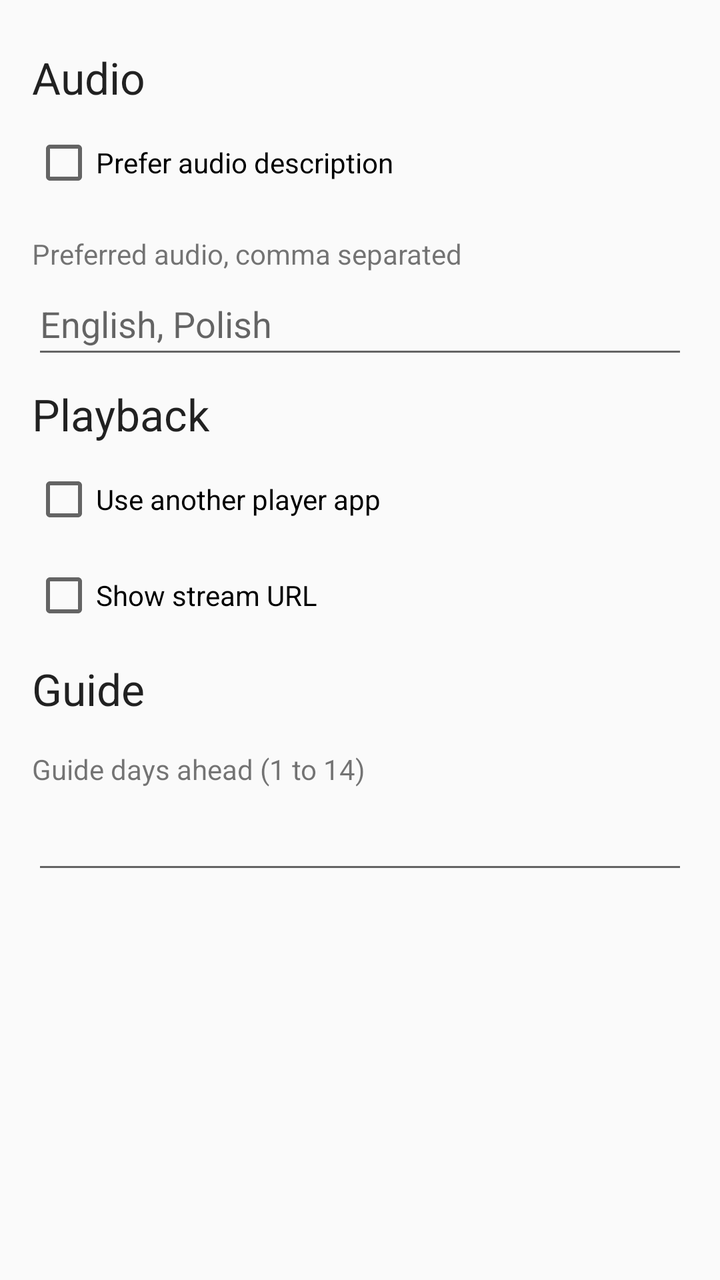
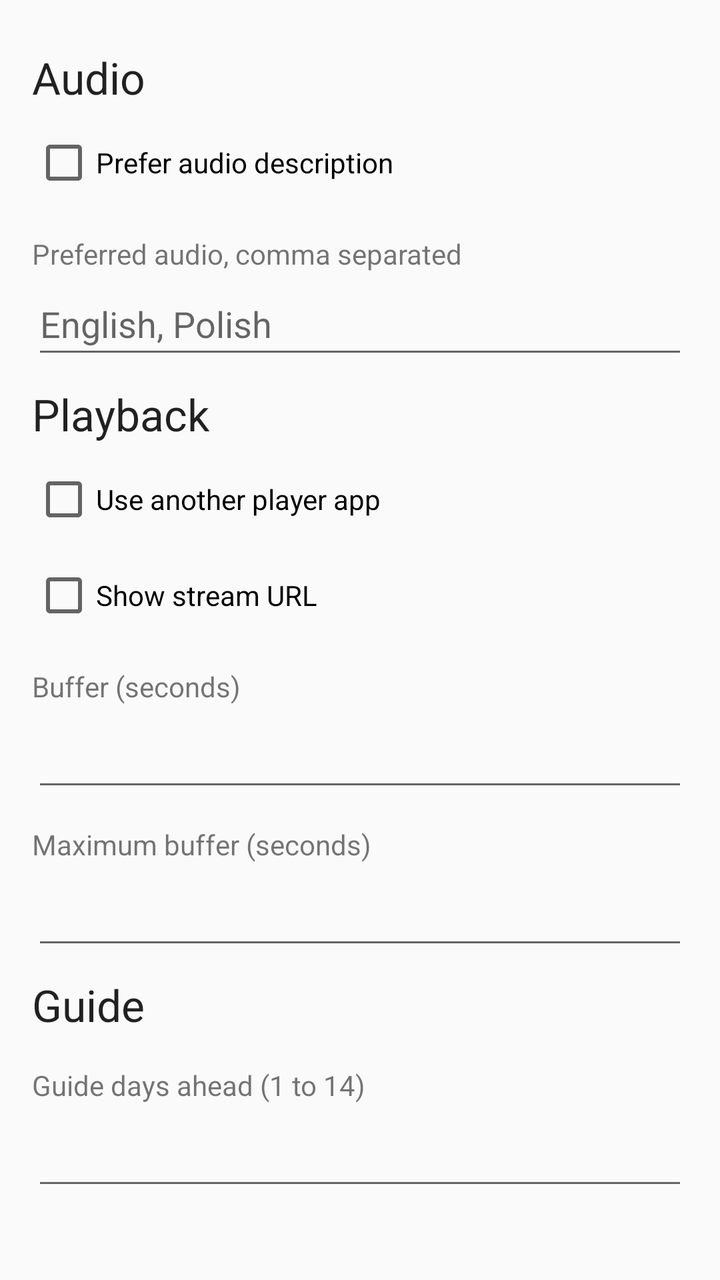

Two renders of the same Android screen: before a commit and after it. Below are the layout's source before the change and the commit's diff.
<!-- AndroidManifest.xml: application theme AppTheme -->
<!-- res/layout/activity_settings.xml -->
<?xml version="1.0" encoding="utf-8"?>
<ScrollView xmlns:android="http://schemas.android.com/apk/res/android"
	android:layout_width="match_parent"
	android:layout_height="match_parent">

	<LinearLayout
		android:layout_width="match_parent"
		android:layout_height="wrap_content"
		android:orientation="vertical"
		android:padding="16dp">

		<TextView android:id="@+id/hAudio" style="@style/Heading" android:text="@string/audio_heading" />

		<CheckBox
			android:id="@+id/preferAd"
			android:layout_width="match_parent"
			android:layout_height="wrap_content"
			android:minHeight="48dp"
			android:text="@string/prefer_ad" />

		<TextView style="@style/FieldLabel" android:labelFor="@+id/keywords" android:text="@string/preferred_tracks" />
		<EditText android:id="@+id/keywords" style="@style/Field" android:hint="@string/preferred_tracks_hint" android:inputType="text" />

		<TextView android:id="@+id/hPlayback" style="@style/Heading" android:text="@string/playback_heading" />

		<CheckBox
			android:id="@+id/external"
			android:layout_width="match_parent"
			android:layout_height="wrap_content"
			android:minHeight="48dp"
			android:text="@string/use_external_player" />

		<CheckBox
			android:id="@+id/showUrl"
			android:layout_width="match_parent"
			android:layout_height="wrap_content"
			android:minHeight="48dp"
			android:text="@string/show_stream_url" />

		<TextView android:id="@+id/hGuide" style="@style/Heading" android:text="@string/guide_heading" />

		<TextView style="@style/FieldLabel" android:labelFor="@+id/days" android:text="@string/guide_days" />
		<EditText android:id="@+id/days" style="@style/Field" android:inputType="number" />
	</LinearLayout>
</ScrollView>
<!-- resources referenced by this layout -->
<resources>
  <string name="audio_heading">Audio</string>
  <string name="guide_days">Guide days ahead (1 to 14)</string>
  <string name="guide_heading">Guide</string>
  <string name="playback_heading">Playback</string>
  <string name="prefer_ad">Prefer audio description</string>
  <string name="preferred_tracks">Preferred audio, comma separated</string>
  <string name="preferred_tracks_hint">English, Polish</string>
  <string name="show_stream_url">Show stream URL</string>
  <string name="use_external_player">Use another player app</string>
  <style name="Field">
  		<item name="android:layout_width">match_parent</item>
  		<item name="android:layout_height">wrap_content</item>
  		<item name="android:minHeight">48dp</item>
  		<item name="android:importantForAutofill">no</item>
  	</style>
  <style name="FieldLabel">
  		<item name="android:layout_width">match_parent</item>
  		<item name="android:layout_height">wrap_content</item>
  		<item name="android:paddingTop">12dp</item>
  	</style>
  <style name="Heading">
  		<item name="android:layout_width">match_parent</item>
  		<item name="android:layout_height">wrap_content</item>
  		<item name="android:paddingTop">8dp</item>
  		<item name="android:paddingBottom">4dp</item>
  		<item name="android:textAppearance">?android:attr/textAppearanceLarge</item>
  		<item name="android:accessibilityHeading">true</item>
  	</style>
  <style name="AppTheme" parent="Theme.AppCompat.DayNight.DarkActionBar">
  		<item name="colorPrimary">@color/brand</item>
  		<item name="colorPrimaryDark">@color/brand_dark</item>
  		<item name="colorAccent">@color/focus_ring</item>
  	</style>
  <color name="brand">#0B5394</color>
  <color name="brand_dark">#073763</color>
  <color name="focus_ring">#FFB300</color>
</resources>

<!-- the commit's change to res/layout/activity_settings.xml (unified diff, before → after) -->
@@ -37,6 +37,12 @@
 			android:minHeight="48dp"
 			android:text="@string/show_stream_url" />
 
+		<TextView style="@style/FieldLabel" android:labelFor="@+id/buffer" android:text="@string/buffer_seconds" />
+		<EditText android:id="@+id/buffer" style="@style/Field" android:inputType="numberDecimal" />
+
+		<TextView style="@style/FieldLabel" android:labelFor="@+id/maxBuffer" android:text="@string/max_buffer_seconds" />
+		<EditText android:id="@+id/maxBuffer" style="@style/Field" android:inputType="numberDecimal" />
+
 		<TextView android:id="@+id/hGuide" style="@style/Heading" android:text="@string/guide_heading" />
 
 		<TextView style="@style/FieldLabel" android:labelFor="@+id/days" android:text="@string/guide_days" />
<!-- resource entries referenced after the edit -->
@@ -1,8 +1,10 @@
 <!-- resources referenced by this layout -->
 <resources>
   <string name="audio_heading">Audio</string>
+  <string name="buffer_seconds">Buffer (seconds)</string>
   <string name="guide_days">Guide days ahead (1 to 14)</string>
   <string name="guide_heading">Guide</string>
+  <string name="max_buffer_seconds">Maximum buffer (seconds)</string>
   <string name="playback_heading">Playback</string>
   <string name="prefer_ad">Prefer audio description</string>
   <string name="preferred_tracks">Preferred audio, comma separated</string>
